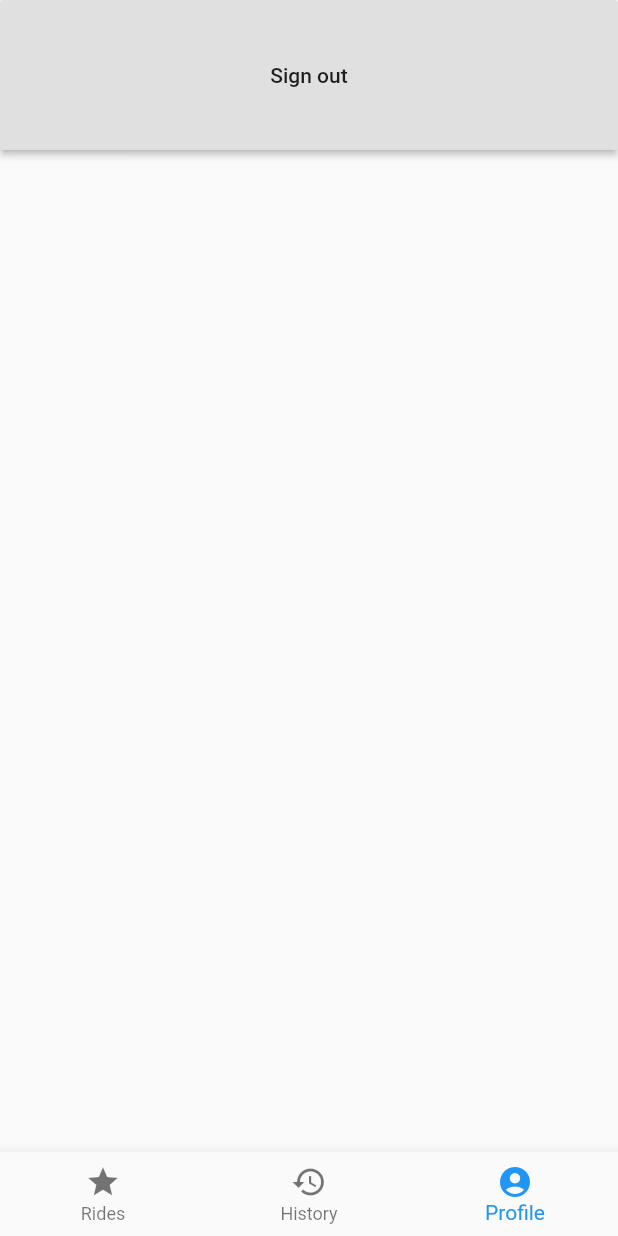
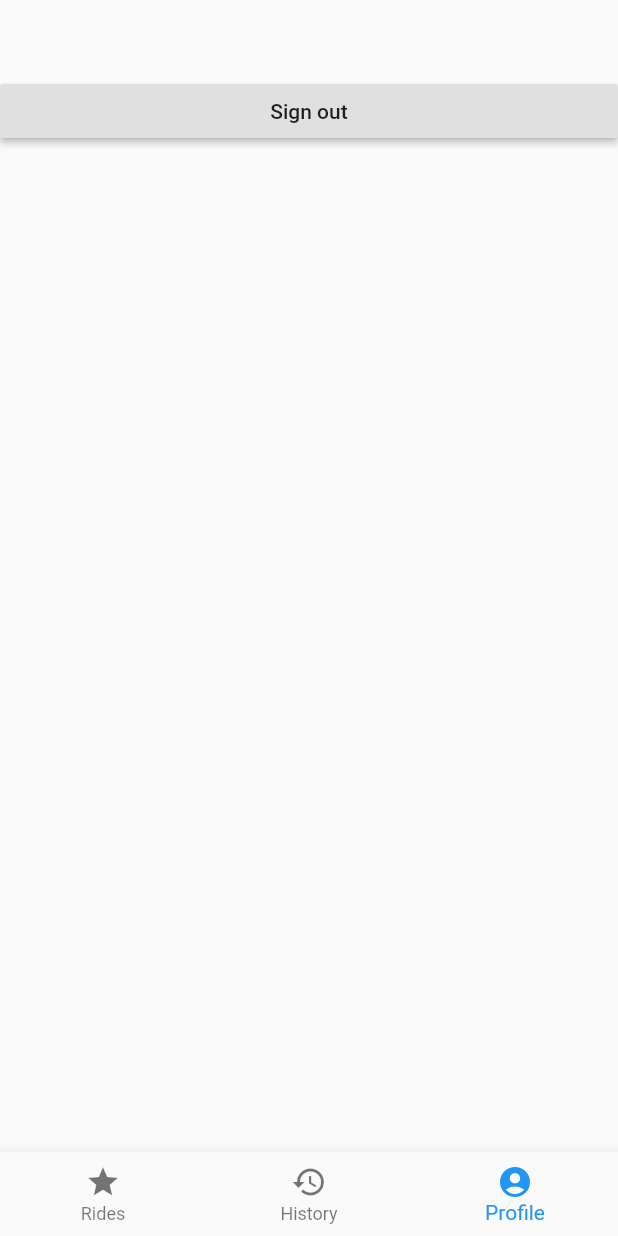
Before and after one commit to cornell-dti/carriage-driver, a Flutter app: the Home screen opened directly, item 3 of the bottom bar chosen, on a phone screen of 412 x 824 dp. Run offline on Flutter 3.47's test engine with Material 2 defaults, Android fonts, the phone set to English and light mode, and no system bars; our stand-ins replace google_sign_in; Roboto replaces fonts that are missing (SFPro).

Commit message:
remove SizedBox

```diff
--- a/lib/Home.dart
+++ b/lib/Home.dart
@@ -97,7 +97,7 @@ class _HomeState extends State<Home> {
             : _selectedIndex == 1
                 ? Column()
                 : Column(
-                    children: <Widget>[SignOutButton()],
+                    children: <Widget>[SizedBox(height: 50),SignOutButton()],
                   ),
         bottomNavigationBar: BottomNavigationBar(
           selectedItemColor: Colors.blue,
@@ -120,10 +120,7 @@ class _HomeState extends State<Home> {
 class SignOutButton extends StatelessWidget {
   @override
   Widget build(BuildContext context) {
-    return SizedBox(
-      width: double.maxFinite,
-      height: 100,
-      child: RaisedButton(
+    return RaisedButton(
         child: Row(
           mainAxisAlignment: MainAxisAlignment.center,
           children: <Widget>[
@@ -134,7 +131,6 @@ class SignOutButton extends StatelessWidget {
         onPressed: () {
           googleSignIn.signOut();
         },
-      ),
     );
   }
 }
```
